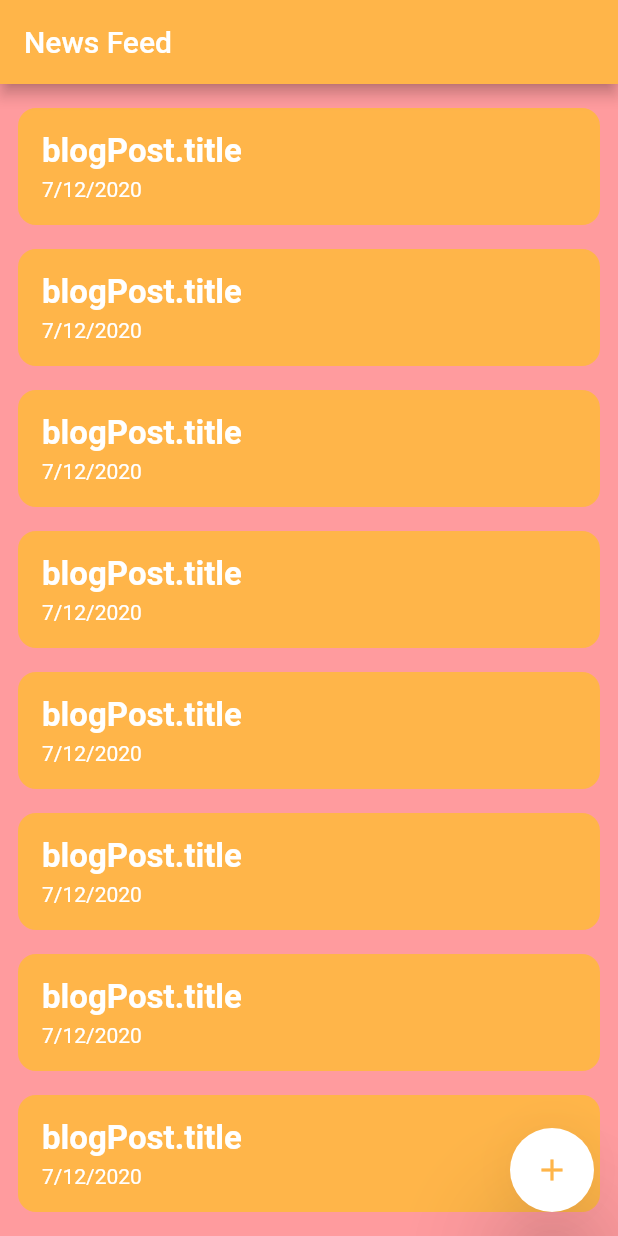
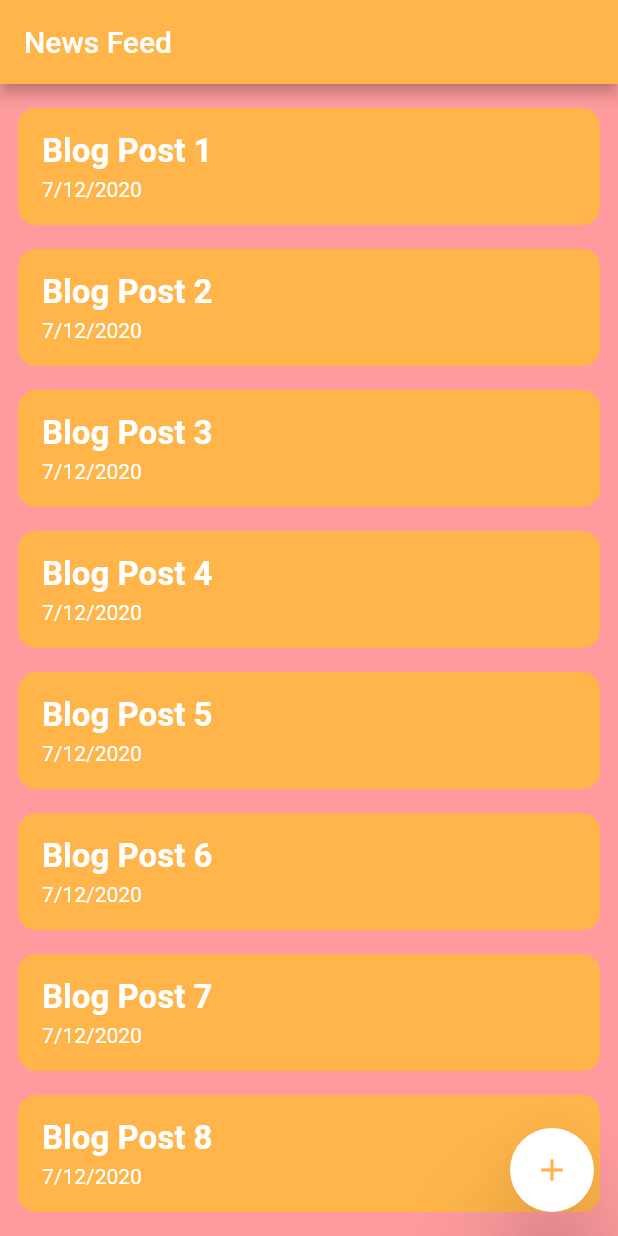
Before and after one commit to kosbaship/rxdart_and_more, a Flutter app: the screen it shows after launch, on a phone screen of 412 x 824 dp. Run offline on Flutter 3.47's test engine with Material 2 defaults, Android fonts, the phone set to English and light mode, and no system bars; our stand-ins replace get_it.

Commit message:
BlocModel - RxDart (read & add) - Singleton

```diff
--- /dev/null
+++ b/lib/blocs/bloc.dart
@@ -0,0 +1,85 @@
+import 'dart:async';
+
+import 'package:first_blog_post/models/post_model.dart';
+
+// this bloc model for have stream controller
+class BlocPostModel {
+  // create stream to control the data
+  final StreamController<List<PostModel>> _controller =
+      StreamController<List<PostModel>>.broadcast();
+  // get data from the stream
+  Stream<List<PostModel>> get outData => _controller.stream;
+  // add data to the stream
+  Sink<List<PostModel>> get _inData => _controller.sink;
+
+  // fill the stream with dummy list of dummy data
+  // here inside the class constructor
+  BlocPostModel() {
+    // delay for 3 seconds before fill the stream with data
+    Future.delayed(Duration(seconds: 3)).then((value) {
+      _inData.add([
+        PostModel(
+            id: 1,
+            author: 'Author',
+            content:
+                'AuthorAuthorAuthorAuthorAuthorAuthorAuthorAuthorAuthorAuthorAuthorAuthorAuthorAuthorAuthorAuthorAuthorAuthorAuthorAuthorAuthorAuthorAuthorAuthor',
+            publishDate: DateTime.now(),
+            title: 'Blog Post 1'),
+        PostModel(
+            id: 2,
+            author: 'Author',
+            content:
+                'AuthorAuthorAuthorAuthorAuthorAuthorAuthorAuthorAuthorAuthorAuthorAuthorAuthorAuthorAuthorAuthorAuthorAuthorAuthorAuthorAuthorAuthorAuthorAuthor',
+            publishDate: DateTime.now(),
+            title: 'Blog Post 2'),
+        PostModel(
+            id: 3,
+            author: 'Author',
+            content:
+                'AuthorAuthorAuthorAuthorAuthorAuthorAuthorAuthorAuthorAuthorAuthorAuthorAuthorAuthorAuthorAuthorAuthorAuthorAuthorAuthorAuthorAuthorAuthorAuthor',
+            publishDate: DateTime.now(),
+            title: 'Blog Post 3'),
+        PostModel(
+            id: 4,
+            author: 'Author',
+            content:
+                'AuthorAuthorAuthorAuthorAuthorAuthorAuthorAuthorAuthorAuthorAuthorAuthorAuthorAuthorAuthorAuthorAuthorAuthorAuthorAuthorAuthorAuthorAuthorAuthor',
+            publishDate: DateTime.now(),
+            title: 'Blog Post 4'),
+        PostModel(
+            id: 5,
+            author: 'Author',
+            content:
+                'AuthorAuthorAuthorAuthorAuthorAuthorAuthorAuthorAuthorAuthorAuthorAuthorAuthorAuthorAuthorAuthorAuthorAuthorAuthorAuthorAuthorAuthorAuthorAuthor',
+            publishDate: DateTime.now(),
+            title: 'Blog Post 5'),
+        PostModel(
+            id: 6,
+            author: 'Author',
+            content:
+                'AuthorAuthorAuthorAuthorAuthorAuthorAuthorAuthorAuthorAuthorAuthorAuthorAuthorAuthorAuthorAuthorAuthorAuthorAuthorAuthorAuthorAuthorAuthorAuthor',
+            publishDate: DateTime.now(),
+            title: 'Blog Post 6'),
+        PostModel(
+            id: 7,
+            author: 'Author',
+            content:
+                'AuthorAuthorAuthorAuthorAuthorAuthorAuthorAuthorAuthorAuthorAuthorAuthorAuthorAuthorAuthorAuthorAuthorAuthorAuthorAuthorAuthorAuthorAuthorAuthor',
+            publishDate: DateTime.now(),
+            title: 'Blog Post 7'),
+        PostModel(
+            id: 8,
+            author: 'Author',
+            content:
+                'AuthorAuthorAuthorAuthorAuthorAuthorAuthorAuthorAuthorAuthorAuthorAuthorAuthorAuthorAuthorAuthorAuthorAuthorAuthorAuthorAuthorAuthorAuthorAuthor',
+            publishDate: DateTime.now(),
+            title: 'Blog Post 8')
+      ]);
+    });
+  }
+
+  // stop the stream
+  void dispose() {
+    _controller.close();
+  }
+}
--- a/lib/main.dart
+++ b/lib/main.dart
@@ -1,8 +1,16 @@
+import 'package:first_blog_post/blocs/bloc.dart';
 import 'package:first_blog_post/screens/home/home_screen.dart';
 import 'package:first_blog_post/shared/colors/common_colors.dart';
 import 'package:flutter/material.dart';
+import 'package:get_it/get_it.dart';
+
+// create instance when we use it for first time
+void setupLocator() {
+  GetIt.I.registerLazySingleton(() => BlocPostModel());
+}
 
 void main() {
+  setupLocator();
   runApp(MyApp());
 }
 
--- a/lib/models/post_model.dart
+++ b/lib/models/post_model.dart
@@ -3,7 +3,7 @@ class PostModel {
   String title;
   String author;
   String content;
-  DateTime publishData;
+  DateTime publishDate;
 
-  PostModel({this.id, this.title, this.author, this.content, this.publishData});
+  PostModel({this.id, this.title, this.author, this.content, this.publishDate});
 }
--- a/lib/screens/home/home_screen.dart
+++ b/lib/screens/home/home_screen.dart
@@ -1,8 +1,14 @@
+import 'package:first_blog_post/blocs/bloc.dart';
+import 'package:first_blog_post/models/post_model.dart';
 import 'package:first_blog_post/screens/details/details_screen.dart';
 import 'package:first_blog_post/shared/components/components.dart';
 import 'package:flutter/material.dart';
+import 'package:get_it/get_it.dart';
 
 class HomeScreen extends StatelessWidget {
+  // get the registered instance of the Bloc
+  BlocPostModel get _streamOfPosts => GetIt.I<BlocPostModel>();
+
   // // this how we display our date
   String formatDate(DateTime date) {
     return '${date.day}/${date.month}/${date.year}';
@@ -25,9 +31,25 @@ class HomeScreen extends StatelessWidget {
       ),
       body: Padding(
           padding: const EdgeInsets.only(top: 8.0),
-          child: ListView.builder(
-            itemCount: 10,
+          // wrap the list view with StreamBuilder
+          // to read from stream flutter way
+          child: StreamBuilder<List<PostModel>>(
+              // pass the steam in order to make stream builder parse it
+              stream: _streamOfPosts.outData,
+              builder: (context, snapshot) {
+                // if the data snapshot is empty return progress bar
+                if (!snapshot.hasData) {
+                  return Center(child: CircularProgressIndicator());
+                }
+                // receive the list of posts from the stream
+                final posts = snapshot.data;
+
+                return ListView.builder(
+                  itemCount: posts.length,
                   itemBuilder: (BuildContext context, int index) {
+                    // extract every post from the list
+                    final post = posts[index];
+
                     return Padding(
                       padding: const EdgeInsets.only(
                           left: 12, right: 12, top: 8, bottom: 8),
@@ -40,14 +62,17 @@ class HomeScreen extends StatelessWidget {
                           padding: EdgeInsets.all(16),
                           decoration: BoxDecoration(
                             color: Theme.of(context).primaryColor,
-                      borderRadius: BorderRadius.all(Radius.circular(12.0)),
+                            borderRadius:
+                                BorderRadius.all(Radius.circular(12.0)),
                           ),
                           child: Column(
                             crossAxisAlignment: CrossAxisAlignment.start,
                             children: <Widget>[
                               // ====================== List Item Title
                               Text(
-                          "blogPost.title",
+                                // extract post title
+                                post.title,
+                                // posts.title,
                                 style: TextStyle(
                                     fontSize: 22,
                                     fontWeight: FontWeight.bold,
@@ -56,7 +81,8 @@ class HomeScreen extends StatelessWidget {
                               SizedBox(height: 4),
                               // ====================== List Item Date
                               Text(
-                          formatDate(DateTime.now()),
+                                // extract post publish date
+                                formatDate(post.publishDate),
                                 style: TextStyle(color: Colors.white),
                               ),
                             ],
@@ -65,7 +91,8 @@ class HomeScreen extends StatelessWidget {
                       ),
                     );
                   },
-          )),
+                );
+              })),
     );
   }
 }
```
Also changed, not shown: pubspec.yaml (+1 -13 lines), pubspec.lock. Lines whose indentation alone changed are shown as unchanged.
